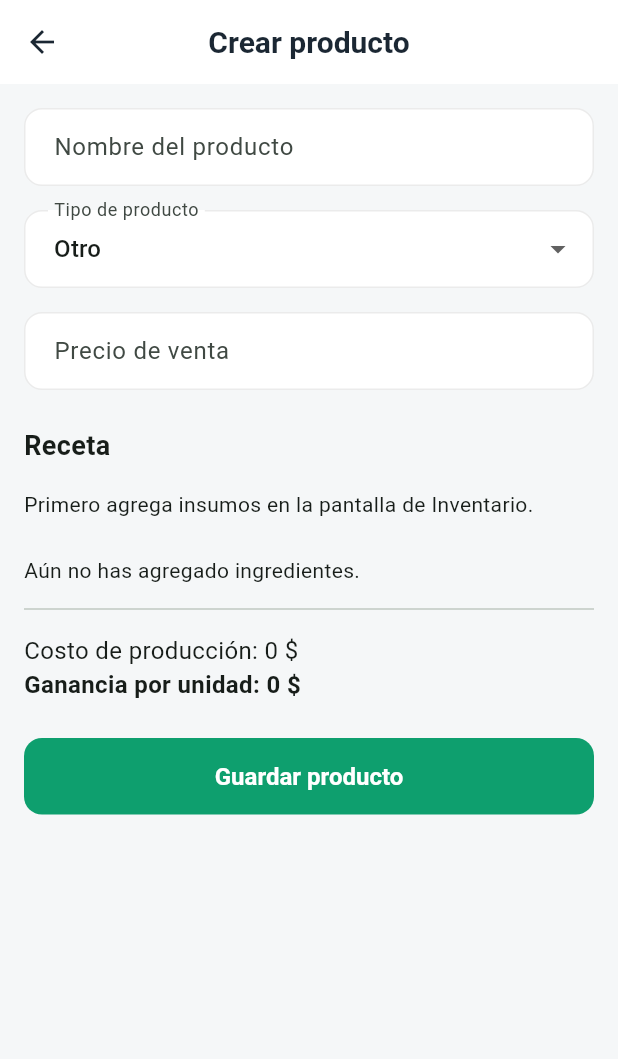
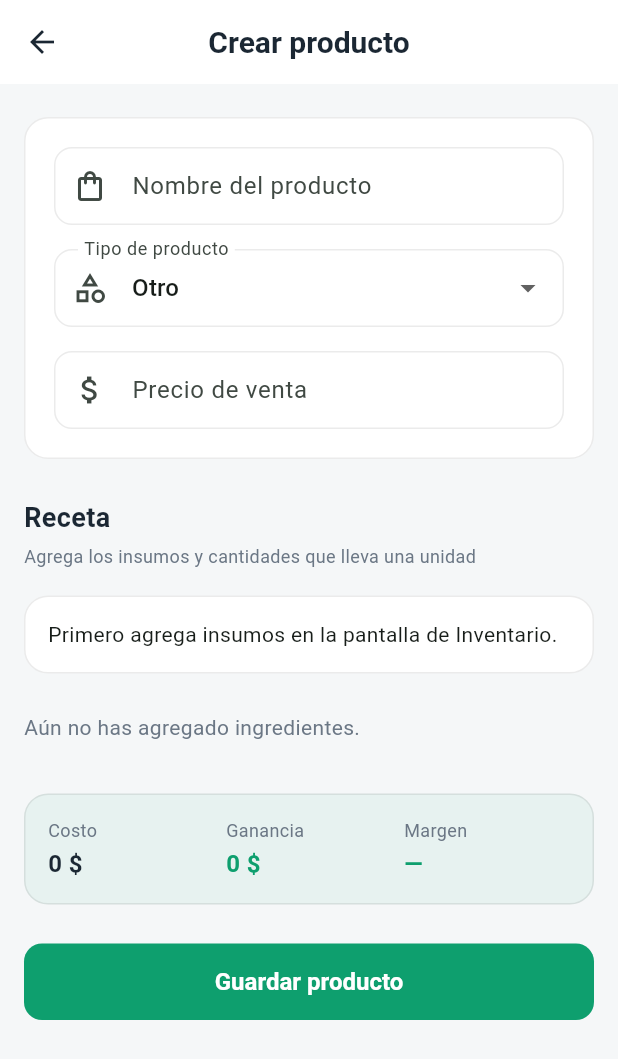
Before and after one commit to sgallon-ux/stocklet, a Flutter app: the PantallaCrearProducto screen opened directly, on a phone screen of 412 x 824 dp. Shown: the top 1059 px of the screen. Run offline on Flutter 3.47's test engine with Material 3 defaults, Android fonts, the phone set to English and light mode, and no system bars; our stand-ins replace cloud_firestore, country_picker, firebase_auth, firebase_core, fl_chart, shared_preferences; missing offline and left inert: currency_picker; accounts and stored records are empty; generated files the repository leaves out were written again.

Commit message:
Rediseño de las pantallas de crear producto y editar producto

```diff
--- a/lib/pantallas/crear_producto.dart
+++ b/lib/pantallas/crear_producto.dart
@@ -4,8 +4,10 @@ import '../datos_app.dart';
 import '../models/insumo.dart';
 import '../models/producto.dart';
 import '../models/ingrediente_de_receta.dart';
+import '../tema.dart';
 import '../formato.dart';
 import 'selector_insumo.dart';
+import 'widgets/resumen_producto.dart';
 
 class PantallaCrearProducto extends StatefulWidget {
   const PantallaCrearProducto({super.key});
@@ -55,7 +57,8 @@ class _PantallaCrearProductoState extends State<PantallaCrearProducto> {
       return;
     }
     setState(() {
-      receta.add(IngredienteDeReceta(insumo: insumoSeleccionado!, cantidad: cantidad));
+      receta.add(
+          IngredienteDeReceta(insumo: insumoSeleccionado!, cantidad: cantidad));
       insumoSeleccionado = null;
       cantidadCtrl.clear();
     });
@@ -66,7 +69,9 @@ class _PantallaCrearProductoState extends State<PantallaCrearProducto> {
     final precio = double.tryParse(precioCtrl.text) ?? 0;
     if (nombre.isEmpty || precio <= 0 || receta.isEmpty) {
       ScaffoldMessenger.of(context).showSnackBar(
-        const SnackBar(content: Text('Falta el nombre, el precio o al menos un ingrediente')),
+        const SnackBar(
+            content:
+                Text('Falta el nombre, el precio o al menos un ingrediente')),
       );
       return;
     }
@@ -81,7 +86,6 @@ class _PantallaCrearProductoState extends State<PantallaCrearProducto> {
 
   @override
   Widget build(BuildContext context) {
-    // insumos ordenados A-Z
     final insumosDisponibles = [...context.watch<DatosApp>().insumos]
       ..sort((a, b) => a.nombre.toLowerCase().compareTo(b.nombre.toLowerCase()));
     final precio = double.tryParse(precioCtrl.text) ?? 0;
@@ -91,17 +95,29 @@ class _PantallaCrearProductoState extends State<PantallaCrearProducto> {
       body: ListView(
         padding: const EdgeInsets.all(16),
         children: [
+          // --- Datos del producto ---
+          Card(
+            child: Padding(
+              padding: const EdgeInsets.all(20),
+              child: Column(
+                crossAxisAlignment: CrossAxisAlignment.stretch,
+                children: [
                   TextField(
                     controller: nombreCtrl,
+                    textCapitalization: TextCapitalization.sentences,
                     decoration: const InputDecoration(
                       labelText: 'Nombre del producto',
                       hintText: 'Ej: Torta de chocolate',
+                      prefixIcon: Icon(Icons.shopping_bag_outlined),
                     ),
                   ),
                   const SizedBox(height: 16),
                   DropdownButtonFormField<String>(
                     initialValue: tipo,
-            decoration: const InputDecoration(labelText: 'Tipo de producto'),
+                    decoration: const InputDecoration(
+                      labelText: 'Tipo de producto',
+                      prefixIcon: Icon(Icons.category_outlined),
+                    ),
                     items: tiposDeProducto.map((t) {
                       return DropdownMenuItem(value: t, child: Text(t));
                     }).toList(),
@@ -112,24 +128,48 @@ class _PantallaCrearProductoState extends State<PantallaCrearProducto> {
                     controller: precioCtrl,
                     keyboardType: TextInputType.number,
                     onChanged: (_) => setState(() {}),
-            decoration: const InputDecoration(labelText: 'Precio de venta', prefixText: '\$ '),
+                    decoration: const InputDecoration(
+                      labelText: 'Precio de venta',
+                      prefixIcon: Icon(Icons.attach_money),
                     ),
-          const SizedBox(height: 24),
-          const Text('Receta', style: TextStyle(fontSize: 18, fontWeight: FontWeight.bold)),
-          const SizedBox(height: 8),
+                  ),
+                ],
+              ),
+            ),
+          ),
+          const SizedBox(height: 20),
+
+          // --- Receta ---
+          const Text('Receta',
+              style: TextStyle(
+                  fontSize: 18,
+                  fontWeight: FontWeight.bold,
+                  color: AppColores.texto)),
+          const SizedBox(height: 4),
+          const Text('Agrega los insumos y cantidades que lleva una unidad',
+              style: TextStyle(fontSize: 12, color: AppColores.textoSuave)),
+          const SizedBox(height: 12),
+
           if (insumosDisponibles.isEmpty)
-            const Padding(
-              padding: EdgeInsets.symmetric(vertical: 8),
-              child: Text('Primero agrega insumos en la pantalla de Inventario.'),
+            const Card(
+              child: Padding(
+                padding: EdgeInsets.all(16),
+                child: Text(
+                    'Primero agrega insumos en la pantalla de Inventario.'),
+              ),
             )
           else
-            Column(
+            Card(
+              child: Padding(
+                padding: const EdgeInsets.all(16),
+                child: Column(
                   children: [
                     SizedBox(
                       width: double.infinity,
                       child: OutlinedButton.icon(
                         onPressed: () async {
-                      final elegido = await elegirInsumo(context, insumosDisponibles);
+                          final elegido =
+                              await elegirInsumo(context, insumosDisponibles);
                           if (elegido != null && mounted) {
                             setState(() => insumoSeleccionado = elegido);
                           }
@@ -141,50 +181,62 @@ class _PantallaCrearProductoState extends State<PantallaCrearProducto> {
                         ),
                       ),
                     ),
-                const SizedBox(height: 8),
+                    const SizedBox(height: 12),
                     Row(
                       children: [
                         Expanded(
                           child: TextField(
                             controller: cantidadCtrl,
                             keyboardType: TextInputType.number,
-                        decoration: const InputDecoration(labelText: 'Cantidad'),
+                            decoration:
+                                const InputDecoration(labelText: 'Cantidad'),
                           ),
                         ),
                         const SizedBox(width: 8),
-                    IconButton(
-                      icon: const Icon(Icons.add_circle),
+                        IconButton.filled(
+                          icon: const Icon(Icons.add),
                           onPressed: agregarIngrediente,
                         ),
                       ],
                     ),
                   ],
                 ),
-          const SizedBox(height: 16),
+              ),
+            ),
+          const SizedBox(height: 12),
+
           if (receta.isEmpty)
-            const Text('Aún no has agregado ingredientes.')
+            const Padding(
+              padding: EdgeInsets.symmetric(vertical: 8),
+              child: Text('Aún no has agregado ingredientes.',
+                  style: TextStyle(color: AppColores.textoSuave)),
+            )
           else
             ...receta.map((ing) {
-              return ListTile(
-                dense: true,
-                title: Text(ing.insumo.nombre),
+              return Card(
+                child: ListTile(
+                  title: Text(ing.insumo.nombre,
+                      style: const TextStyle(fontWeight: FontWeight.w600)),
                   subtitle: Text(
-                  '${ing.cantidad.toStringAsFixed(0)} ${ing.insumo.unidad}'
-                  '  ·  ${pesos(ing.costo)}',
+                    '${ing.cantidad.toStringAsFixed(0)} ${ing.insumo.unidad}  ·  ${pesos(ing.costo)}',
                   ),
                   trailing: IconButton(
-                  icon: const Icon(Icons.delete_outline),
+                    icon: const Icon(Icons.delete_outline,
+                        color: AppColores.rojo),
                     onPressed: () => setState(() => receta.remove(ing)),
+                  ),
                 ),
               );
             }),
-          const Divider(height: 32),
-          Text('Costo de producción: ${pesos(costoActual)}',
-              style: const TextStyle(fontSize: 16)),
-          Text('Ganancia por unidad: ${pesos(precio - costoActual)}',
-              style: const TextStyle(fontSize: 16, fontWeight: FontWeight.bold)),
-          const SizedBox(height: 24),
-          ElevatedButton(onPressed: guardarProducto, child: const Text('Guardar producto')),
+          const SizedBox(height: 20),
+
+          // --- Resumen en vivo ---
+          ResumenProducto(costo: costoActual, precio: precio),
+          const SizedBox(height: 20),
+
+          ElevatedButton(
+              onPressed: guardarProducto,
+              child: const Text('Guardar producto')),
         ],
       ),
     );
--- /dev/null
+++ b/lib/pantallas/widgets/resumen_producto.dart
@@ -0,0 +1,53 @@
+import 'package:flutter/material.dart';
+import '../../tema.dart';
+import '../../formato.dart';
+
+class ResumenProducto extends StatelessWidget {
+  final double costo;
+  final double precio;
+  const ResumenProducto({super.key, required this.costo, required this.precio});
+
+  @override
+  Widget build(BuildContext context) {
+    final ganancia = precio - costo;
+    final hayPrecio = precio > 0;
+    final double margen = hayPrecio ? (ganancia / precio) * 100 : 0.0;
+    final gColor = ganancia >= 0 ? AppColores.verde : AppColores.rojo;
+
+    Widget item(String t, String v, Color c) => Expanded(
+          child: Column(
+            crossAxisAlignment: CrossAxisAlignment.start,
+            children: [
+              Text(t,
+                  style: const TextStyle(
+                      fontSize: 12, color: AppColores.textoSuave)),
+              const SizedBox(height: 2),
+              FittedBox(
+                fit: BoxFit.scaleDown,
+                alignment: Alignment.centerLeft,
+                child: Text(v,
+                    style: TextStyle(
+                        fontSize: 16, fontWeight: FontWeight.bold, color: c)),
+              ),
+            ],
+          ),
+        );
+
+    return Card(
+      color: AppColores.verde.withValues(alpha: 0.06),
+      child: Padding(
+        padding: const EdgeInsets.all(16),
+        child: Row(
+          children: [
+            item('Costo', pesos(costo), AppColores.texto),
+            const SizedBox(width: 8),
+            item('Ganancia', pesos(ganancia), gColor),
+            const SizedBox(width: 8),
+            item('Margen', hayPrecio ? '${margen.toStringAsFixed(0)}%' : '—',
+                gColor),
+          ],
+        ),
+      ),
+    );
+  }
+}
```
Also changed, not shown: lib/pantallas/editar_producto.dart (+84 -32 lines). Lines whose indentation alone changed are shown as unchanged.
